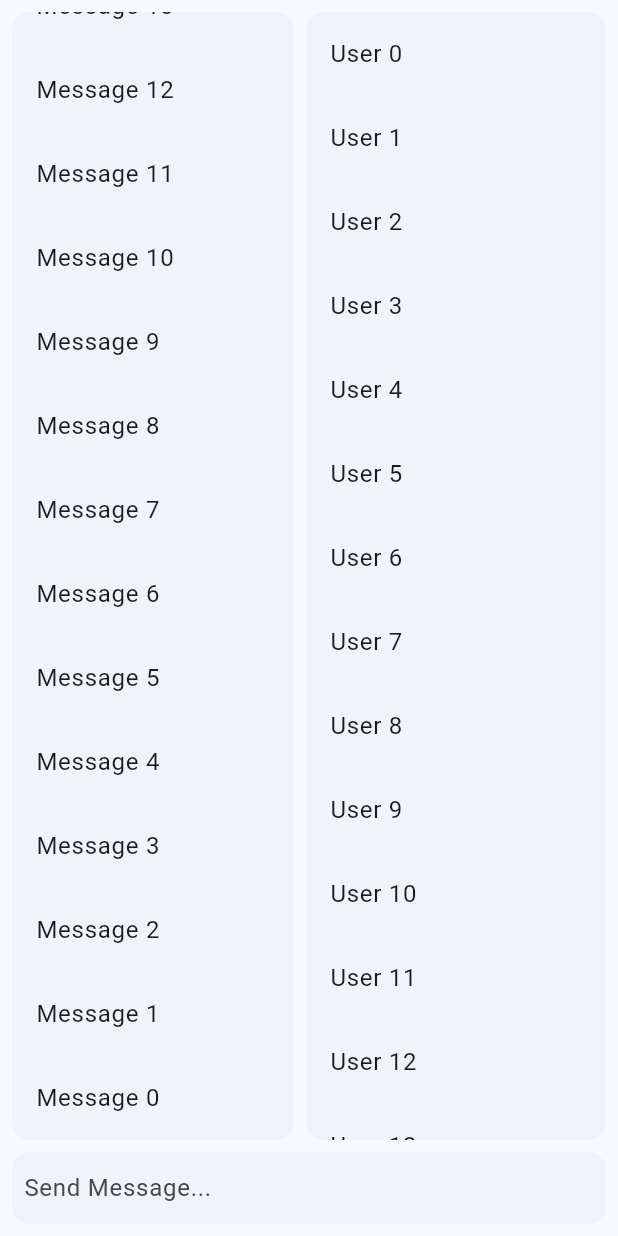
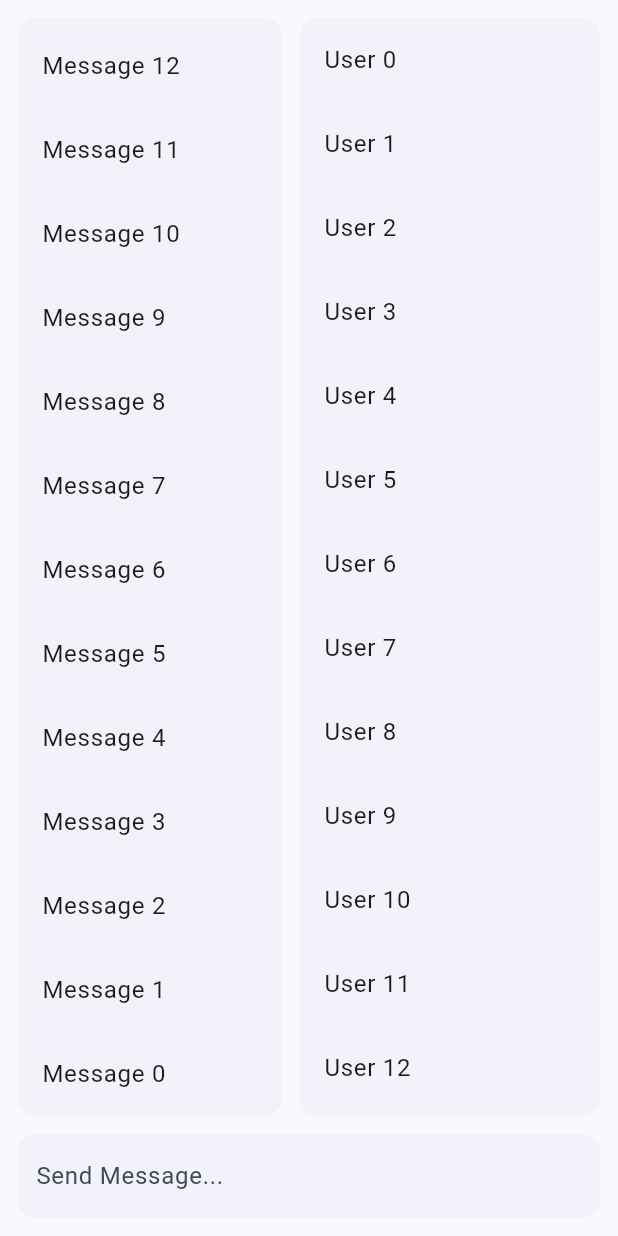
Before and after one commit to Woukie/WoukieBox2, a Flutter app: the ChatBox widget shown alone on an empty page, opened directly, on a phone screen of 412 x 824 dp. Run offline on Flutter 3.47's test engine with Material 3 defaults, Android fonts, the phone set to English and light mode, and no system bars; missing offline and left inert: bitsdojo_window, serverpod, serverpod_auth_email_flutter, serverpod_auth_server, serverpod_auth_shared_flutter, serverpod_client and 1 more.

Commit message:
Updated padding

```diff
--- a/woukiebox2/woukiebox2_flutter/lib/app.dart
+++ b/woukiebox2/woukiebox2_flutter/lib/app.dart
@@ -31,7 +31,7 @@ class ChatBox extends StatelessWidget {
   Widget build(BuildContext context) {
     return Expanded(
       child: Container(
-        padding: const EdgeInsets.all(8),
+        padding: const EdgeInsets.all(12),
         child: Column(
           children: [
             Expanded(
@@ -46,7 +46,7 @@ class ChatBox extends StatelessWidget {
                   ),
                   Card(
                     elevation: 0,
-                    margin: const EdgeInsets.only(left: 8.0),
+                    margin: const EdgeInsets.only(left: 12),
                     child: Container(
                       width: 200,
                       alignment: Alignment.topLeft,
@@ -58,9 +58,9 @@ class ChatBox extends StatelessWidget {
             ),
             Card(
               elevation: 0,
-              margin: const EdgeInsets.only(top: 8),
+              margin: const EdgeInsets.only(top: 12),
               child: Container(
-                padding: const EdgeInsets.all(8),
+                padding: const EdgeInsets.all(12),
                 child: const TextField(
                   maxLines: null,
                   decoration: InputDecoration(
```
